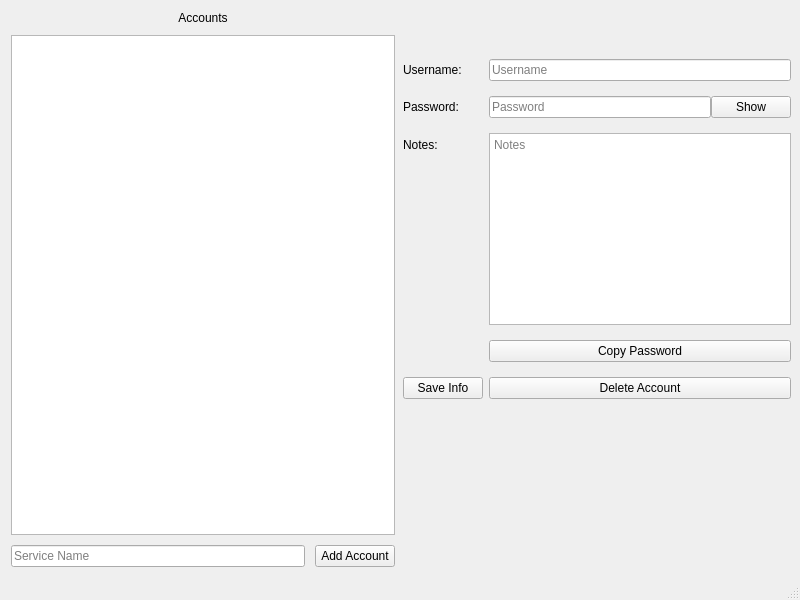
The window that lockbox/mainwindow.ui (youssefibrahim3/Lockbox) describes before a commit, drawn with Qt 5.
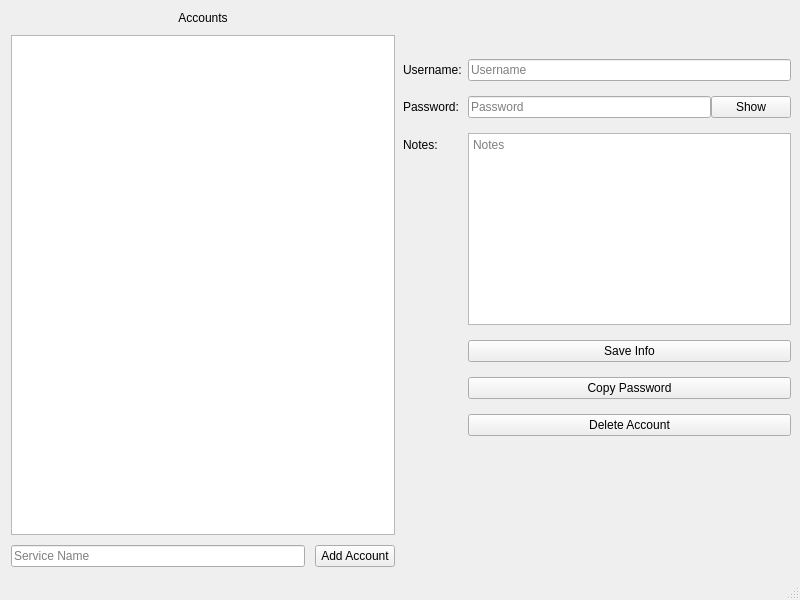
The same window after the commit.

Commit message: Improve button arrangement in main window

What changed in the file:
```diff
--- a/lockbox/mainwindow.ui
+++ b/lockbox/mainwindow.ui
@@ -120,21 +120,14 @@
         </property>
        </widget>
       </item>
-      <item row="6" column="1">
+      <item row="7" column="1">
        <widget class="QPushButton" name="copyPasswordButton">
         <property name="text">
          <string>Copy Password</string>
         </property>
        </widget>
       </item>
-      <item row="7" column="0">
-       <widget class="QPushButton" name="saveButton">
-        <property name="text">
-         <string>Save Info</string>
-        </property>
-       </widget>
-      </item>
-      <item row="7" column="1">
+      <item row="8" column="1">
        <widget class="QPushButton" name="deleteAccButton">
         <property name="text">
          <string>Delete Account</string>
@@ -182,6 +175,13 @@
         </item>
        </layout>
       </item>
+      <item row="6" column="1">
+       <widget class="QPushButton" name="saveButton">
+        <property name="text">
+         <string>Save Info</string>
+        </property>
+       </widget>
+      </item>
      </layout>
     </item>
    </layout>
```
